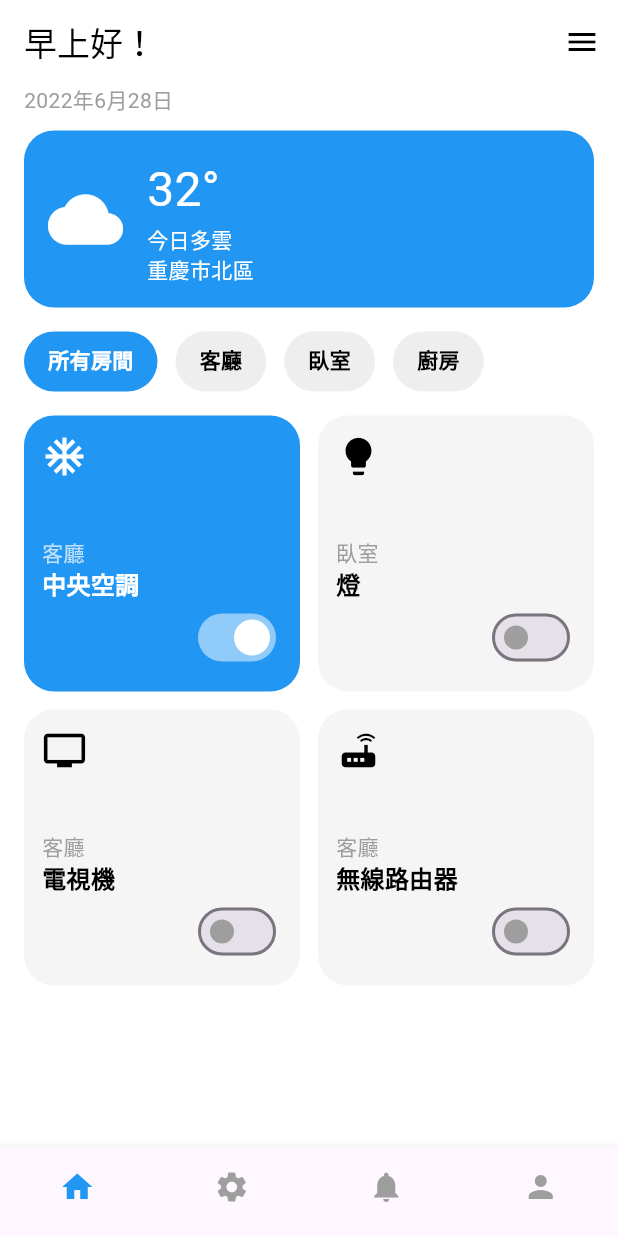
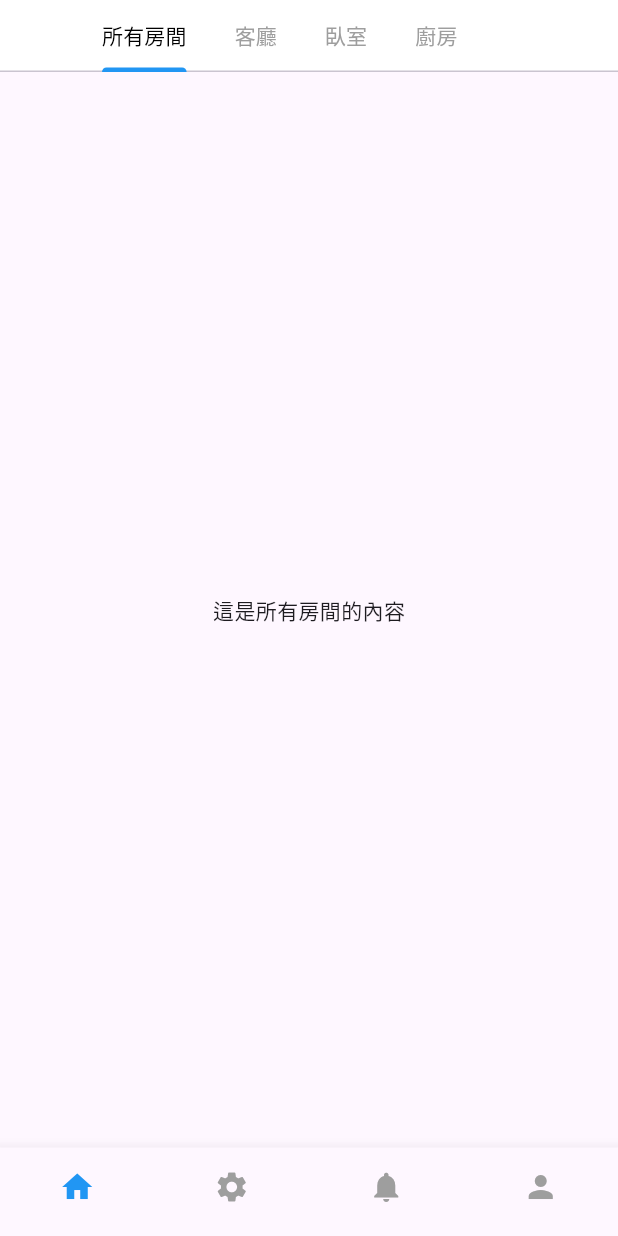
Before and after one commit to ncueteam/extendable_aiot, a Flutter app: the screen it shows after launch, on a phone screen of 412 x 824 dp. Run offline on Flutter 3.47's test engine with Material 3 defaults, Android fonts, the phone set to English and light mode, and no system bars.

Commit message:
Implement main application structure with RootPage and HomePage, including bottom navigation and tabbed interface.

```diff
--- a/lib/main.dart
+++ b/lib/main.dart
@@ -1,187 +1,20 @@
 import 'package:flutter/material.dart';
+import 'package:extendable_aiot/root_page.dart';
 
-void main() {
-  runApp(MaterialApp(
-    debugShowCheckedModeBanner: false,
-    home: HomePage(),
-  ));
+void main() async{
+  runApp(const MyApp());
 }
 
-class HomePage extends StatelessWidget {
-  const HomePage({super.key});
+class MyApp extends StatelessWidget {
+  const MyApp({super.key});
 
+  // This widget is the root of your application.
   @override
   Widget build(BuildContext context) {
-    final cardColor = Colors.blue[100];
-    return Scaffold(
-      backgroundColor: Colors.white,
-      appBar: AppBar(
-        title: const Text("早上好！", style: TextStyle(color: Colors.black)),
-        backgroundColor: Colors.white,
-        elevation: 0,
-        actions: [
-          IconButton(icon: const Icon(Icons.menu, color: Colors.black), onPressed: () {})
-        ],
-      ),
-      body: Padding(
-        padding: const EdgeInsets.symmetric(horizontal: 16),
-        child: Column(
-          crossAxisAlignment: CrossAxisAlignment.start,
-          children: [
-            const Text(
-              '2022年6月28日',
-              style: TextStyle(color: Colors.grey),
-            ),
-            const SizedBox(height: 10),
-            // 天氣卡
-            Container(
-              padding: const EdgeInsets.all(16),
-              decoration: BoxDecoration(
-                color: Colors.blue,
-                borderRadius: BorderRadius.circular(20),
-              ),
-              child: Row(
-                children: [
-                  const Icon(Icons.wb_cloudy, color: Colors.white, size: 50),
-                  const SizedBox(width: 16),
-                  Column(
-                    crossAxisAlignment: CrossAxisAlignment.start,
-                    children: const [
-                      Text('32°', style: TextStyle(color: Colors.white, fontSize: 32)),
-                      Text('今日多雲', style: TextStyle(color: Colors.white)),
-                      Text('重慶市北區', style: TextStyle(color: Colors.white)),
-                    ],
-                  ),
-                ],
-              ),
-            ),
-            const SizedBox(height: 16),
-            // 房間Tab
-            SizedBox(
-              height: 40,
-              child: ListView(
-                scrollDirection: Axis.horizontal,
-                children: const [
-                  RoomTab(text: "所有房間", selected: true),
-                  RoomTab(text: "客廳"),
-                  RoomTab(text: "臥室"),
-                  RoomTab(text: "廚房"),
-                ],
-              ),
-            ),
-            const SizedBox(height: 16),
-            // 控制卡片
-            Expanded(
-              child: GridView.count(
-                crossAxisCount: 2,
-                crossAxisSpacing: 12,
-                mainAxisSpacing: 12,
-                children: const [
-                  ControlCard(title: "中央空調", room: "客廳", icon: Icons.ac_unit, isOn: true),
-                  ControlCard(title: "燈", room: "臥室", icon: Icons.lightbulb, isOn: false),
-                  ControlCard(title: "電視機", room: "客廳", icon: Icons.tv, isOn: false),
-                  ControlCard(title: "無線路由器", room: "客廳", icon: Icons.router, isOn: false),
-                ],
-              ),
-            ),
-          ],
-        ),
-      ),
-      // 浮動新增按鈕
-      // 底部導航欄
-      bottomNavigationBar: BottomNavigationBar(
-        items: const [
-          BottomNavigationBarItem(icon: Icon(Icons.home), label: ''),
-          BottomNavigationBarItem(icon: Icon(Icons.settings), label: ''),
-          BottomNavigationBarItem(icon: Icon(Icons.notifications), label: ''),
-          BottomNavigationBarItem(icon: Icon(Icons.person), label: ''),
-        ],
-        selectedItemColor: Colors.blue,
-        unselectedItemColor: Colors.grey,
-        showSelectedLabels: false,
-        showUnselectedLabels: false,
-        type: BottomNavigationBarType.fixed,
-      ),
+    return MaterialApp(
+      //title: 'NCUE AIOT',
+      debugShowCheckedModeBanner: false, //去掉右上角的紅色橫條
+      home: const RootPage(),
     );
   }
 }
-
-class RoomTab extends StatelessWidget {
-  final String text;
-  final bool selected;
-
-  const RoomTab({super.key, required this.text, this.selected = false});
-
-  @override
-  Widget build(BuildContext context) {
-    return Container(
-      margin: const EdgeInsets.only(right: 12),
-      padding: const EdgeInsets.symmetric(horizontal: 16, vertical: 8),
-      decoration: BoxDecoration(
-        color: selected ? Colors.blue : Colors.grey[200],
-        borderRadius: BorderRadius.circular(20),
-      ),
-      child: Text(
-        text,
-        style: TextStyle(
-          color: selected ? Colors.white : Colors.black,
-          fontWeight: FontWeight.bold,
-        ),
-      ),
-    );
-  }
-}
-
-class ControlCard extends StatelessWidget {
-  final String title;
-  final String room;
-  final IconData icon;
-  final bool isOn;
-
-  const ControlCard({
-    super.key,
-    required this.title,
-    required this.room,
-    required this.icon,
-    this.isOn = false,
-  });
-
-  @override
-  Widget build(BuildContext context) {
-    return Container(
-      padding: const EdgeInsets.all(12),
-      decoration: BoxDecoration(
-        color: isOn ? Colors.blue : Colors.grey[100],
-        borderRadius: BorderRadius.circular(20),
-      ),
-      child: Column(
-        crossAxisAlignment: CrossAxisAlignment.start,
-        children: [
-          Icon(icon, color: isOn ? Colors.white : Colors.black, size: 30),
-          const Spacer(),
-          Text(
-            room,
-            style: TextStyle(color: isOn ? Colors.white70 : Colors.grey),
-          ),
-          Text(
-            title,
-            style: TextStyle(
-              color: isOn ? Colors.white : Colors.black,
-              fontWeight: FontWeight.bold,
-              fontSize: 16,
-            ),
-          ),
-          Align(
-            alignment: Alignment.bottomRight,
-            child: Switch(
-              value: isOn,
-              onChanged: (_) {},
-              activeColor: Colors.white,
-              inactiveThumbColor: Colors.grey,
-            ),
-          ),
-        ],
-      ),
-    );
-  }
-}
--- /dev/null
+++ b/lib/root_page.dart
@@ -0,0 +1,99 @@
+import 'package:flutter/material.dart';
+import '../root_pages/home_page.dart';
+
+class RootPage extends StatefulWidget {
+  const RootPage({super.key});
+
+  @override
+  State<RootPage> createState() => _RootPageState();
+}
+
+// const Map<String, String> _bottomNames = {
+//   'home': '首頁',
+//   'setting': '設定',
+//   'notify': '通知',
+//   'profile': '我的',
+// };
+
+class _RootPageState extends State<RootPage> {
+  //當前選中頁索引
+  int _currentIndex = 0;
+  //頁面集合
+  final List<Widget> _pages = [
+    const HomePage(),
+    //PlaceholderWidget(color: Colors.red, text: "首頁"),
+    PlaceholderWidget(color: Colors.green, text: "設定頁面"),
+    PlaceholderWidget(color: Colors.orange, text: "通知頁面"),
+    PlaceholderWidget(color: Colors.purple, text: "個人資料"),
+  ];
+  // final List<IndexedStackChild> _pages = [
+  //   IndexedStackChild(child: const HomePage()),
+  //   IndexedStackChild(child: const MusicPage()),
+  //   IndexedStackChild(child: Container()),
+  //   IndexedStackChild(child: const TinyVideoPage()),
+  //   IndexedStackChild(child: const ProfilePage()),
+  // ];
+  //底部導航數組
+  final Map<IconData, String> _bottomNames = {
+    Icons.home: "首頁",
+    Icons.settings: "設定",
+    Icons.notifications: "通知",
+    Icons.person: "我的",
+  };
+  final List<BottomNavigationBarItem> _bottomNavBarList = [];
+
+  @override
+  void initState() {
+    super.initState();
+    // 生成底部導航項目
+    _bottomNames.forEach((key, value) {
+      _bottomNavBarList.add(_bottomNavBarItem(key, value));
+    });
+  }
+
+  BottomNavigationBarItem _bottomNavBarItem(IconData icon, String label) {
+    return BottomNavigationBarItem(icon: Icon(icon), label: '');
+  }
+
+  @override
+  Widget build(BuildContext context) {
+    return Scaffold(
+      body: _pages[_currentIndex],
+      bottomNavigationBar: BottomNavigationBar(
+        currentIndex: _currentIndex,
+        items: _bottomNavBarList,
+        selectedItemColor: Colors.blue,
+        unselectedItemColor: Colors.grey,
+        showSelectedLabels: false,
+        showUnselectedLabels: false,
+        type: BottomNavigationBarType.fixed,
+        onTap: (index) {
+          setState(() {
+            _currentIndex = index;
+          });
+        },
+      ),
+    );
+  }
+}
+
+// 測試用佔位頁面
+class PlaceholderWidget extends StatelessWidget {
+  final Color color;
+  final String text;
+
+  const PlaceholderWidget({super.key, required this.color, required this.text});
+
+  @override
+  Widget build(BuildContext context) {
+    return Container(
+      color: color,
+      child: Center(
+        child: Text(
+          text,
+          style: const TextStyle(fontSize: 24, color: Colors.white),
+        ),
+      ),
+    );
+  }
+}
--- /dev/null
+++ b/lib/root_pages/home_page.dart
@@ -0,0 +1,63 @@
+import 'package:flutter/material.dart';
+
+class HomePage extends StatefulWidget {
+  const HomePage({super.key});
+
+  @override
+  State<HomePage> createState() => _HomePageState();
+}
+
+class _HomePageState extends State<HomePage> with TickerProviderStateMixin {
+  late TabController _tabController;
+
+  final List<Tab> _tabs = const [
+    Tab(text: '所有房間'),
+    Tab(text: '客廳'),
+    Tab(text: '臥室'),
+    Tab(text: '廚房'),
+  ];
+
+  final List<Widget> _tabsContent = const [
+    Center(child: Text('這是所有房間的內容')),
+    Center(child: Text('這是客廳的內容')),
+    Center(child: Text('這是臥室的內容')),
+    Center(child: Text('這是廚房的內容')),
+  ];
+
+  @override
+  void initState() {
+    super.initState();
+    _tabController = TabController(length: _tabs.length, vsync: this);
+  }
+
+  @override
+  void dispose() {
+    _tabController.dispose();
+    super.dispose();
+  }
+
+  @override
+  Widget build(BuildContext context) {
+    return Column(
+      children: [
+        Material(
+          color: Colors.white,
+          child: TabBar(
+            controller: _tabController,
+            tabs: _tabs,
+            isScrollable: true,
+            labelColor: Colors.black,
+            unselectedLabelColor: Colors.grey,
+            indicatorColor: Colors.blue,
+          ),
+        ),
+        Expanded(
+          child: TabBarView(
+            controller: _tabController,
+            children: _tabsContent,
+          ),
+        ),
+      ],
+    );
+  }
+}
```
